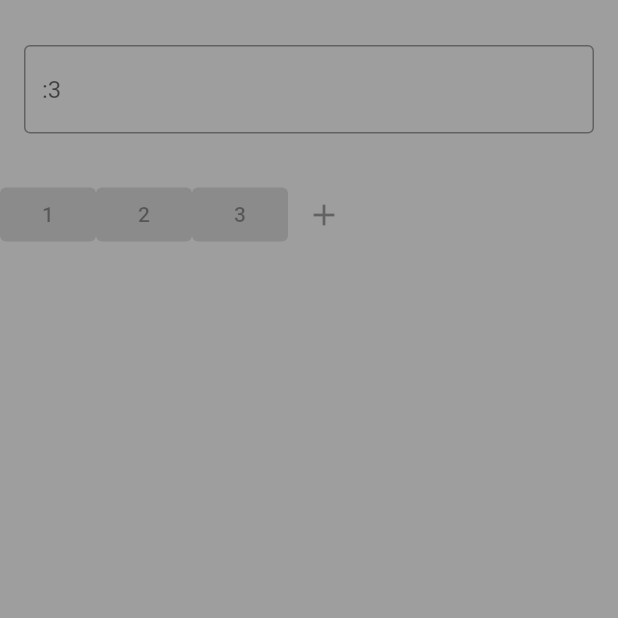
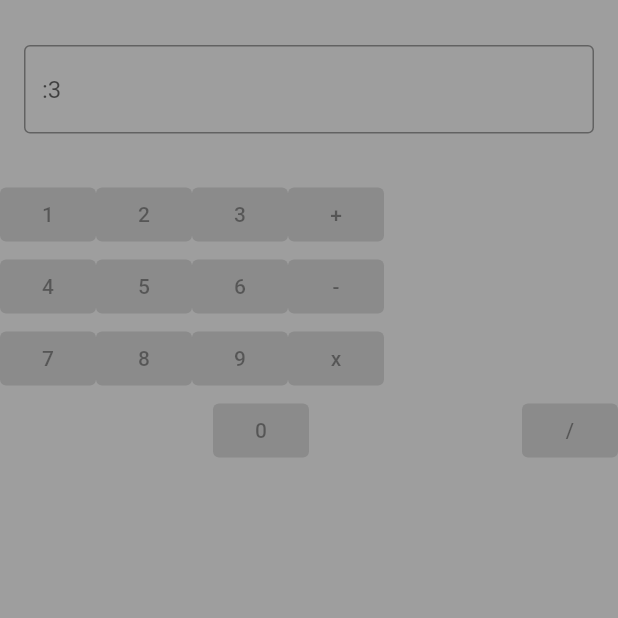
Before and after one commit to okerdem/calculator_app, a Flutter app: the screen it shows after launch, on a phone screen of 412 x 824 dp, the top half of it. Run offline on Flutter 3.47's test engine with Material 2 defaults, Android fonts, the phone set to English and light mode, and no system bars.

Commit message:
- - - - - - -
feat: add buttons

- - - - - - -

```diff
--- a/lib/board.dart
+++ b/lib/board.dart
@@ -12,10 +12,11 @@ class _BoardState extends State<Board> {
   double _result = 0;
   @override
   Widget build(BuildContext context) {
-    return Scaffold(
+    return const Scaffold(
       backgroundColor: Colors.grey,
-      body: Column(children: [
-        const Padding(
+      body: Column(
+        children: [
+          Padding(
             padding: EdgeInsets.symmetric(vertical: 30.0, horizontal: 16.0),
             child: TextField(
               decoration: InputDecoration(
@@ -29,12 +30,35 @@ class _BoardState extends State<Board> {
               ElevatedButton(onPressed: null, child: Text("1")),
               ElevatedButton(onPressed: null, child: Text("2")),
               ElevatedButton(onPressed: null, child: Text("3")),
-            Container(
-              child: IconButton(onPressed: null, icon: Icon(Icons.add)),
+              ElevatedButton(onPressed: null, child: Text("+")),
+            ],
+          ),
+          Row(
+            children: [
+              ElevatedButton(onPressed: null, child: Text("4")),
+              ElevatedButton(onPressed: null, child: Text("5")),
+              ElevatedButton(onPressed: null, child: Text("6")),
+              ElevatedButton(onPressed: null, child: Text("-")),
+            ],
+          ),
+          Row(
+            children: [
+              ElevatedButton(onPressed: null, child: Text("7")),
+              ElevatedButton(onPressed: null, child: Text("8")),
+              ElevatedButton(onPressed: null, child: Text("9")),
+              ElevatedButton(onPressed: null, child: Text("x")),
+            ],
+          ),
+          Row(
+            children: [
+              Spacer(),
+              ElevatedButton(onPressed: null, child: Text("0")),
+              Spacer(),
+              ElevatedButton(onPressed: null, child: Text("/")),
+            ],
           )
         ],
-        )
-      ]),
+      ),
     );
   }
 }
```
Lines whose indentation alone changed are shown as unchanged.
